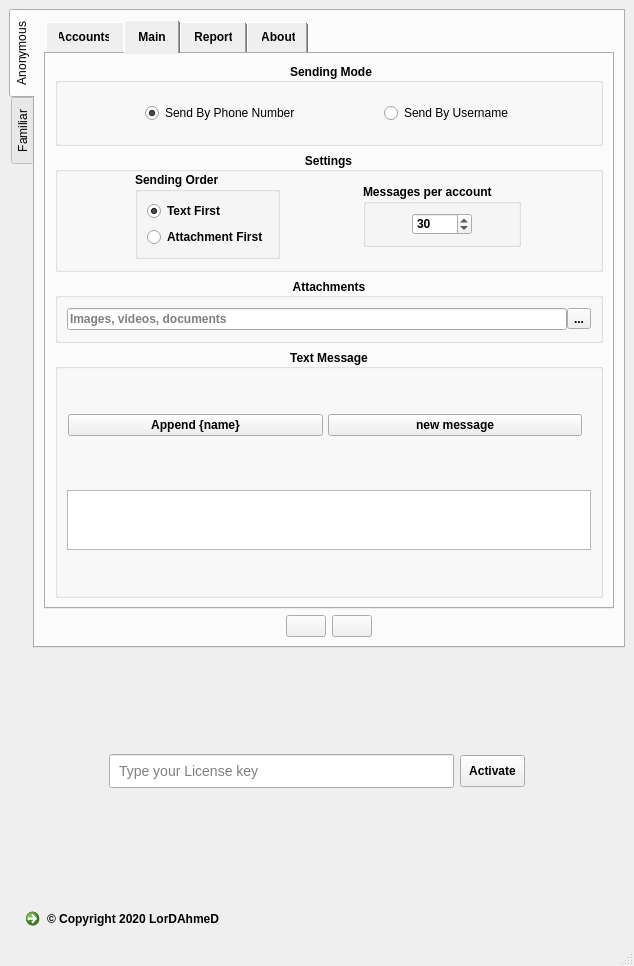
Before: the Qt Designer form untitled.ui in thelordahmed/telegram-sender, drawn with Qt 5.
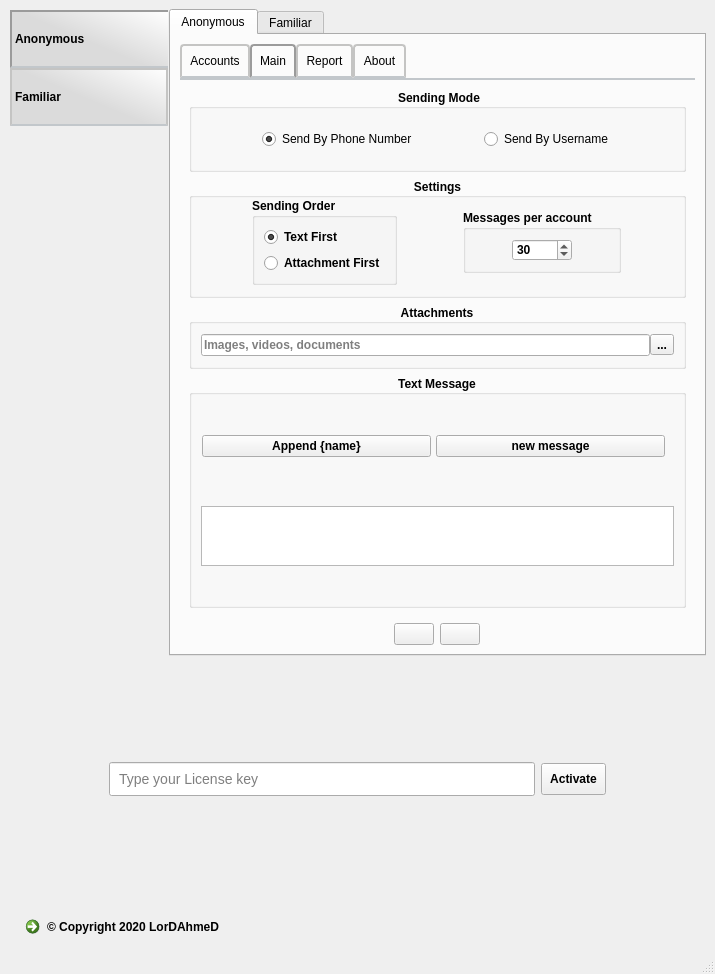
After: the same form once the commit is applied. The open tabs and pages were chosen to show the change. Icons and pictures are not drawn.

What changed in the file:
```diff
--- a/untitled.ui
+++ b/untitled.ui
@@ -6,8 +6,8 @@
    <rect>
     <x>0</x>
     <y>0</y>
-    <width>634</width>
-    <height>966</height>
+    <width>715</width>
+    <height>974</height>
    </rect>
   </property>
   <property name="windowTitle">
@@ -16,12 +16,138 @@
   <widget class="QWidget" name="centralwidget">
    <layout class="QVBoxLayout" name="verticalLayout">
     <item>
+     <layout class="QHBoxLayout" name="horizontalLayout_6" stretch="0,0">
+      <property name="spacing">
+       <number>0</number>
+      </property>
+      <property name="leftMargin">
+       <number>0</number>
+      </property>
+      <property name="topMargin">
+       <number>0</number>
+      </property>
+      <item>
+       <widget class="QListWidget" name="listWidget">
+        <property name="sizePolicy">
+         <sizepolicy hsizetype="Minimum" vsizetype="Minimum">
+          <horstretch>0</horstretch>
+          <verstretch>0</verstretch>
+         </sizepolicy>
+        </property>
+        <property name="minimumSize">
+         <size>
+          <width>160</width>
+          <height>0</height>
+         </size>
+        </property>
+        <property name="styleSheet">
+         <string notr="true">QListView { /* The tab widget frame */
+    background:transparent;
+	font-weight:bold;
+}
+
+QListView::item {
+    background: qlineargradient(spread:pad, x1:0.44335, y1:0.482955, x2:1, y2:0, stop:0 rgba(219, 219, 219, 255), stop:1 rgba(255, 255, 255, 255));
+    border: 2px solid #C4C4C3;
+    border-bottom-color: #C2C7CB; /* same as the pane color */
+    min-width: 8ex;
+    padding: 20px 0;
+}
+
+QListView::item:selected, QListView::item:hover {
+    background: qlineargradient(x1: 0, y1: 0, x2: 0, y2: 1,
+                                stop: 0 #fafafa, stop: 0.4 #f4f4f4,
+                                stop: 0.5 #e7e7e7, stop: 1.0 #fafafa);
+}
+
+QListView::item:selected {
+    border-color: #9B9B9B;
+    border-bottom-color: #C2C7CB;
+	color:black;
+	border-right: 0;
+}
+
+QListView::item:!selected {
+    margin-top: 0px; /* make non-selected tabs look smaller */
+}
+
+
+
+</string>
+        </property>
+        <property name="lineWidth">
+         <number>1</number>
+        </property>
+        <property name="flow">
+         <enum>QListView::TopToBottom</enum>
+        </property>
+        <property name="isWrapping" stdset="0">
+         <bool>false</bool>
+        </property>
+        <property name="resizeMode">
+         <enum>QListView::Fixed</enum>
+        </property>
+        <property name="layoutMode">
+         <enum>QListView::SinglePass</enum>
+        </property>
+        <property name="spacing">
+         <number>0</number>
+        </property>
+        <property name="viewMode">
+         <enum>QListView::ListMode</enum>
+        </property>
+        <property name="modelColumn">
+         <number>0</number>
+        </property>
+        <property name="uniformItemSizes">
+         <bool>false</bool>
+        </property>
+        <property name="batchSize">
+         <number>100</number>
+        </property>
+        <property name="wordWrap">
+         <bool>false</bool>
+        </property>
+        <property name="selectionRectVisible">
+         <bool>false</bool>
+        </property>
+        <property name="currentRow">
+         <number>0</number>
+        </property>
+        <item>
+         <property name="text">
+          <string>Anonymous</string>
+         </property>
+        </item>
+        <item>
+         <property name="text">
+          <string>Familiar</string>
+         </property>
+        </item>
+       </widget>
+      </item>
+      <item>
      <widget class="QTabWidget" name="container_tabwid">
+        <property name="styleSheet">
+         <string notr="true"/>
+        </property>
       <property name="tabPosition">
-       <enum>QTabWidget::West</enum>
+         <enum>QTabWidget::North</enum>
       </property>
       <property name="currentIndex">
-       <number>0</number>
+         <number>1</number>
+        </property>
+        <property name="elideMode">
+         <enum>Qt::ElideRight</enum>
+        </property>
+        <property name="usesScrollButtons">
+         <bool>false</bool>
+        </property>
+        <property name="documentMode">
+         <bool>false</bool>
+        </property>
+        <property name="tabBarAutoHide">
+         <bool>false</bool>
       </property>
       <widget class="QWidget" name="anonymous">
        <attribute name="title">
@@ -34,12 +160,40 @@
         <item>
          <widget class="QTabWidget" name="tabWidget">
           <property name="styleSheet">
-           <string notr="true">QTabBar::tab{
-	padding:10px 15px;
-	font-weight:bold
+             <string notr="true">QTabWidget::pane { /* The tab widget frame */
+    border-top: 2px solid #C2C7CB;
+    position: absolute;
+    top: -0.5em;
 }
 
-</string>
+QTabWidget::tab-bar {
+    alignment: center;
+}
+
+/* Style the tab using the tab sub-control. Note that
+    it reads QTabBar _not_ QTabWidget */
+QTabBar::tab {
+    background: qlineargradient(x1: 0, y1: 0, x2: 0, y2: 1,
+                                stop: 0 #E1E1E1, stop: 0.4 #DDDDDD,
+                                stop: 0.5 #D8D8D8, stop: 1.0 #D3D3D3);
+    border: 2px solid #C4C4C3;
+    border-bottom-color: #C2C7CB; /* same as the pane color */
+    border-top-left-radius: 4px;
+    border-top-right-radius: 4px;
+    min-width: 8ex;
+    padding: 8px;
+}
+
+QTabBar::tab:selected, QTabBar::tab:hover {
+    background: qlineargradient(x1: 0, y1: 0, x2: 0, y2: 1,
+                                stop: 0 #fafafa, stop: 0.4 #f4f4f4,
+                                stop: 0.5 #e7e7e7, stop: 1.0 #fafafa);
+}
+
+QTabBar::tab:selected {
+    border-color: #9B9B9B;
+    border-bottom-color: #C2C7CB; /* same as pane color */
+}</string>
           </property>
           <property name="currentIndex">
            <number>2</number>
@@ -341,7 +495,7 @@
                  <item>
                   <widget class="QLineEdit" name="attachments_le">
                    <property name="readOnly">
-                    <bool>true</bool>
+                      <bool>false</bool>
                    </property>
                    <property name="placeholderText">
                     <string>Images, videos, documents</string>
@@ -394,7 +548,7 @@
                 <number>5</number>
                </property>
                <item>
-                <widget class="QFrame" name="">
+                  <widget class="QFrame" name="frame">
                  <property name="sizePolicy">
                   <sizepolicy hsizetype="Preferred" vsizetype="Fixed">
                    <horstretch>0</horstretch>
@@ -1264,6 +1418,8 @@
       </widget>
      </widget>
     </item>
+     </layout>
+    </item>
     <item>
      <widget class="QFrame" name="license_frame">
       <property name="sizePolicy">
```
Left out of the diff: 64 changed lines with no effect on the pictures. Lines whose indentation alone changed are shown as unchanged.
